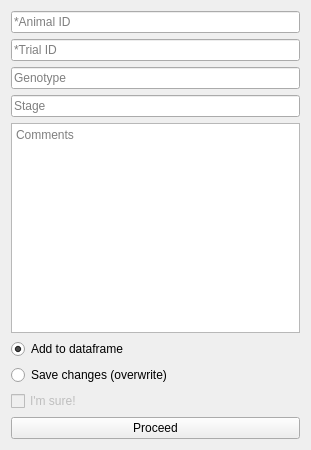
The window that viewer/add_to_project_dialog.ui (kushalkolar/MESmerize) describes before a commit, drawn with Qt 5.
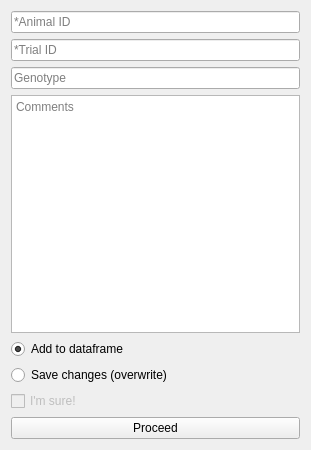
The same window after the commit.

Diff of the .ui file:
```diff
--- a/viewer/add_to_project_dialog.ui
+++ b/viewer/add_to_project_dialog.ui
@@ -35,13 +35,6 @@
      </property>
     </widget>
    </item>
-   <item>
-    <widget class="QLineEdit" name="lineEdStage">
-     <property name="placeholderText">
-      <string>Stage</string>
-     </property>
-    </widget>
-   </item>
    <item>
     <widget class="QPlainTextEdit" name="textBoxComments">
      <property name="sizePolicy">
```
